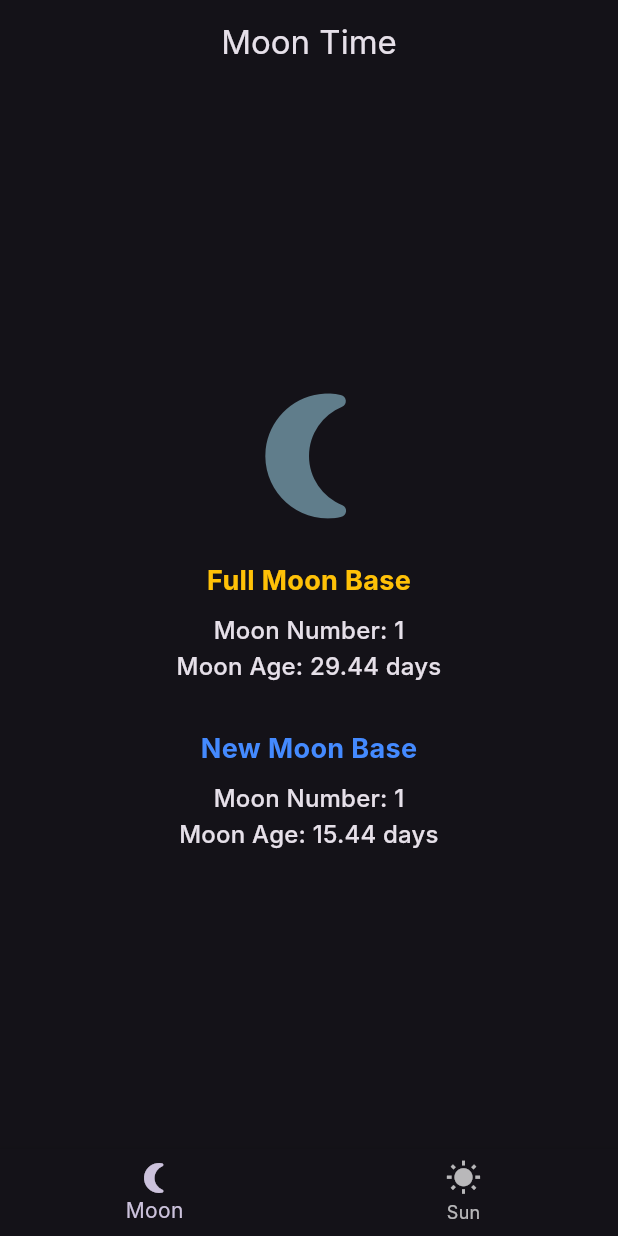
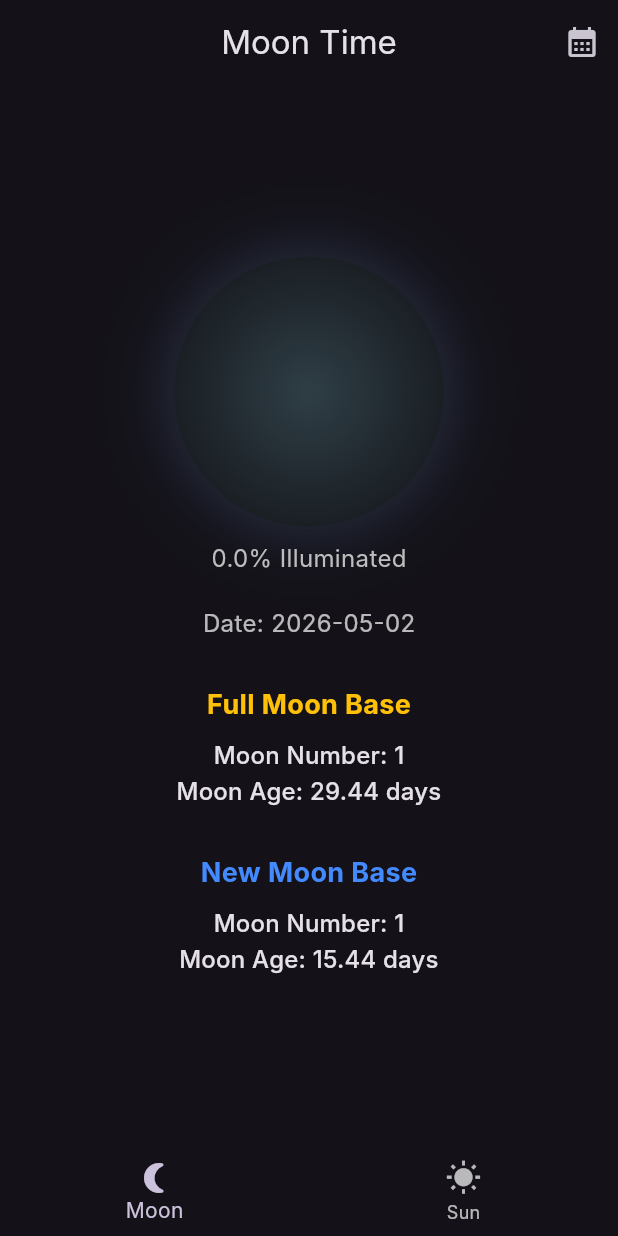
Before and after one commit to qbeukes/the-time-app, a Flutter app: the screen it shows after launch, on a phone screen of 412 x 824 dp. Run offline on Flutter 3.47's test engine with Material 3 defaults, Android fonts, the phone set to English and light mode, and no system bars; our stand-ins replace device_preview; missing offline and left inert: apsl_sun_calc; Roboto replaces fonts that are missing (Inter).

Commit message:
moon rendered according to phase now.

```diff
--- a/lib/main.dart
+++ b/lib/main.dart
@@ -25,7 +25,7 @@
       theme: ThemeData(
         brightness: Brightness.dark,
         primarySwatch: Colors.deepPurple,
-        fontFamily: 'Inter', // Assuming we might want a modern font later
+        fontFamily: 'Inter',
         useMaterial3: true,
       ),
       home: const MainNavigationScreen(),
@@ -42,18 +42,74 @@
 
 class _MainNavigationScreenState extends State<MainNavigationScreen> {
   int _currentIndex = 0;
+  late final ValueNotifier<DateTime> _globalMomentNotifier;
 
-  final List<Widget> _screens = [
-    const MoonScreen(),
-    const SunScreen(),
-  ];
+  @override
+  void initState() {
+    super.initState();
+    _globalMomentNotifier = ValueNotifier<DateTime>(DateTime.now());
+  }
+
+  @override
+  void dispose() {
+    _globalMomentNotifier.dispose();
+    super.dispose();
+  }
+
+  Future<void> _pickDate() async {
+    final picked = await showDatePicker(
+      context: context,
+      initialDate: _globalMomentNotifier.value,
+      firstDate: DateTime(1900),
+      lastDate: DateTime(2100),
+    );
+    if (picked != null) {
+      _globalMomentNotifier.value = picked;
+    }
+  }
+
+  void _handleHorizontalDragUpdate(DragUpdateDetails details) {
+    // Sensitivity: 10 pixels roughly equals 1 day
+    if (details.primaryDelta != null) {
+      // Swiping right (positive delta) -> go back in time
+      // Swiping left (negative delta) -> go forward in time
+      final double deltaDays = -details.primaryDelta! / 10.0;
+      final int deltaMs = (deltaDays * 24 * 60 * 60 * 1000).round();
+      final newTime = _globalMomentNotifier.value.add(Duration(milliseconds: deltaMs));
+      _globalMomentNotifier.value = newTime;
+    }
+  }
 
   @override
   Widget build(BuildContext context) {
+    return ValueListenableBuilder<DateTime>(
+      valueListenable: _globalMomentNotifier,
+      builder: (context, globalDate, _) {
+        final List<Widget> screens = [
+          MoonScreen(date: globalDate),
+          SunScreen(date: globalDate),
+        ];
+
         return Scaffold(
-      body: IndexedStack(
+          appBar: AppBar(
+            title: Text(_currentIndex == 0 ? 'Moon Time' : 'Solar Time'),
+            centerTitle: true,
+            backgroundColor: Colors.transparent,
+            elevation: 0,
+            actions: [
+              IconButton(
+                icon: const Icon(Icons.calendar_month),
+                onPressed: _pickDate,
+              ),
+            ],
+          ),
+          body: GestureDetector(
+            onHorizontalDragUpdate: _handleHorizontalDragUpdate,
+            behavior: HitTestBehavior.opaque,
+            child: IndexedStack(
               index: _currentIndex,
-        children: _screens,
+              children: screens,
+            ),
           ),
           bottomNavigationBar: BottomNavigationBar(
             currentIndex: _currentIndex,
@@ -74,5 +130,7 @@
             ],
           ),
         );
+      },
+    );
   }
 }
--- a/lib/screens/moon_screen.dart
+++ b/lib/screens/moon_screen.dart
@@ -2,32 +2,46 @@
 import 'package:inner_time/models/lunar/full_moon_based_layer.dart';
 import 'package:inner_time/models/lunar/new_moon_based_layer.dart';
 import 'package:inner_time/models/lunar/lunar_moment.dart';
+import 'package:apsl_sun_calc/apsl_sun_calc.dart';
+import '../widgets/stylized_moon.dart';
 
 class MoonScreen extends StatelessWidget {
-  const MoonScreen({super.key});
+  final DateTime date;
+
+  const MoonScreen({super.key, required this.date});
 
   @override
   Widget build(BuildContext context) {
-    final moment = LunarMoment.now();
+    final moment = LunarMoment(date.millisecondsSinceEpoch);
+    final illumination = SunCalc.getMoonIllumination(date);
+    final currentPhase = illumination['phase']?.toDouble() ?? 0.0;
+    final fraction = illumination['fraction']?.toDouble() ?? 0.0;
 
-    return Scaffold(
-      appBar: AppBar(
-        title: const Text('Moon Time'),
-        centerTitle: true,
-        backgroundColor: Colors.transparent,
-        elevation: 0,
-      ),
-      body: Center(
+    return Center(
       child: Column(
         mainAxisAlignment: MainAxisAlignment.center,
         children: [
-            const Icon(
-              Icons.nightlight_round,
-              size: 100,
-              color: Colors.blueGrey,
+          StylizedMoon(
+            phase: currentPhase,
+            size: 180,
+          ),
+
+          const SizedBox(height: 10),
+          Text(
+            '${(fraction * 100).toStringAsFixed(1)}% Illuminated',
+            style: TextStyle(
+              color: Colors.grey.shade400,
+              fontSize: 16,
+            ),
           ),
 
           const SizedBox(height: 20),
+          Text(
+            'Date: ${date.toLocal().toString().split(' ')[0]}',
+            style: const TextStyle(fontSize: 16, color: Colors.white70),
+          ),
+
+          const SizedBox(height: 30),
           const Text(
             'Full Moon Base',
             style: TextStyle(
@@ -62,7 +76,6 @@
           ),
         ],
       ),
-      ),
     );
   }
 }
--- a/lib/screens/sun_screen.dart
+++ b/lib/screens/sun_screen.dart
@@ -1,21 +1,18 @@
 import 'package:flutter/material.dart';
 import '../models/moment.dart';
 import '../models/solar/gregorian_solar_time.dart';
-import '../models/solar/enochian_solar_time.dart';class SunScreen extends StatelessWidget {
-  const SunScreen({super.key});
+import '../models/solar/enochian_solar_time.dart';
+
+class SunScreen extends StatelessWidget {
+  final DateTime date;
+
+  const SunScreen({super.key, required this.date});
 
   @override
   Widget build(BuildContext context) {
-    final moment = Moment.now();
+    final moment = Moment(date.millisecondsSinceEpoch);
 
-    return Scaffold(
-      appBar: AppBar(
-        title: const Text('Solar Time'),
-        centerTitle: true,
-        backgroundColor: Colors.transparent,
-        elevation: 0,
-      ),
-      body: Center(
+    return Center(
       child: Column(
         mainAxisAlignment: MainAxisAlignment.center,
         children: [
@@ -23,6 +20,11 @@
             Icons.wb_sunny,
             size: 100,
             color: Colors.amber,
+          ),
+          const SizedBox(height: 20),
+          Text(
+            'Date: ${date.toLocal().toString().split(' ')[0]}',
+            style: const TextStyle(fontSize: 16, color: Colors.white70),
           ),
           const SizedBox(height: 20),
           Text(
@@ -36,7 +38,6 @@
           ),
         ],
       ),
-      ),
     );
   }
 }
--- /dev/null
+++ b/lib/widgets/stylized_moon.dart
@@ -0,0 +1,131 @@
+import 'package:flutter/material.dart';
+import 'dart:math' as math;
+import 'dart:ui' as ui;
+
+class StylizedMoon extends StatelessWidget {
+  final double phase; // 0.0 to 1.0
+  final double size;
+
+  const StylizedMoon({super.key, required this.phase, this.size = 200});
+
+  @override
+  Widget build(BuildContext context) {
+    return Container(
+      width: size,
+      height: size,
+      decoration: BoxDecoration(
+        shape: BoxShape.circle,
+        // The Bloom / Glow Effect
+        boxShadow: [
+          BoxShadow(
+            color: Colors.blueAccent.withOpacity(0.1),
+            blurRadius: 40,
+            spreadRadius: 10,
+          ),
+          BoxShadow(
+            color: Colors.white.withOpacity(0.05),
+            blurRadius: 20,
+            spreadRadius: 5,
+          ),
+        ],
+      ),
+      child: CustomPaint(
+        size: Size(size, size),
+        painter: _MoonPhasePainter(phase: phase),
+      ),
+    );
+  }
+}
+
+class _MoonPhasePainter extends CustomPainter {
+  final double phase; // 0.0 to 1.0
+
+  _MoonPhasePainter({required this.phase});
+
+  @override
+  void paint(Canvas canvas, Size size) {
+    final r = size.width / 2;
+    final center = Offset(r, r);
+
+    // 1. Draw base dark moon (Earthshine) with a subtle 3D sphere gradient
+    final darkPaint = Paint()
+      ..shader = ui.Gradient.radial(
+        center,
+        r,
+        [const Color(0xFF2F3E46), const Color(0xFF1A1F24)],
+        [0.0, 1.0],
+      )
+      ..style = PaintingStyle.fill;
+
+    canvas.drawCircle(center, r, darkPaint);
+
+    // Get the illuminated path
+    Path litPath = _getLitPath(r, phase);
+
+    // 2. Draw lit hemisphere with a bright 3D sphere gradient
+    final lightPaint = Paint()
+      ..shader = ui.Gradient.radial(
+        Offset(r * 0.7, r * 0.7), // Offset the highlight for 3D effect
+        r * 1.5,
+        [const Color(0xFFFFFFFF), const Color(0xFFD0D5DB)],
+        [0.0, 1.0],
+      )
+      ..style = PaintingStyle.fill;
+
+    canvas.drawPath(litPath, lightPaint);
+  }
+
+  Path _getLitPath(double r, double phase) {
+    Path path = Path();
+    final center = Offset(r, r);
+
+    if (phase == 0.0 || phase == 1.0) return path;
+    if (phase == 0.5) {
+      path.addOval(Rect.fromCircle(center: center, radius: r));
+      return path;
+    }
+
+    final isWaxing = phase <= 0.5;
+    final rect = Rect.fromCircle(center: center, radius: r);
+
+    Path hemi = Path();
+    if (isWaxing) {
+      hemi.addArc(rect, -math.pi / 2, math.pi);
+    } else {
+      hemi.addArc(rect, math.pi / 2, math.pi);
+    }
+    hemi.close();
+
+    final c = math.cos(2 * math.pi * phase);
+    final ellipseWidth = r * c.abs();
+
+    if (ellipseWidth < 0.1) return hemi;
+
+    Path ellipse = Path();
+    final ellipseRect = Rect.fromCenter(
+        center: center, width: ellipseWidth * 2, height: r * 2);
+
+    if (phase <= 0.25) {
+      ellipse.addArc(ellipseRect, -math.pi / 2, math.pi);
+      ellipse.close();
+      return Path.combine(PathOperation.difference, hemi, ellipse);
+    } else if (phase <= 0.5) {
+      ellipse.addArc(ellipseRect, math.pi / 2, math.pi);
+      ellipse.close();
+      return Path.combine(PathOperation.union, hemi, ellipse);
+    } else if (phase <= 0.75) {
+      ellipse.addArc(ellipseRect, -math.pi / 2, math.pi);
+      ellipse.close();
+      return Path.combine(PathOperation.union, hemi, ellipse);
+    } else {
+      ellipse.addArc(ellipseRect, math.pi / 2, math.pi);
+      ellipse.close();
+      return Path.combine(PathOperation.difference, hemi, ellipse);
+    }
+  }
+
+  @override
+  bool shouldRepaint(covariant _MoonPhasePainter oldDelegate) {
+    return oldDelegate.phase != phase;
+  }
+}
--- a/pubspec.yaml
+++ b/pubspec.yaml
@@ -35,6 +35,7 @@
   # Use with the CupertinoIcons class for iOS style icons.
   cupertino_icons: ^1.0.8
   device_preview: ^1.3.1
+  apsl_sun_calc: ^0.0.4
 
 dev_dependencies:
   flutter_test:
```
Also changed, not shown: test_moon.dart (added, +7 -0 lines), assets/images/Moon_nearside_LRO_color_mosaic.png (added), assets/images/moon.jpg (added), 1 other file. Lines whose indentation alone changed are shown as unchanged.
